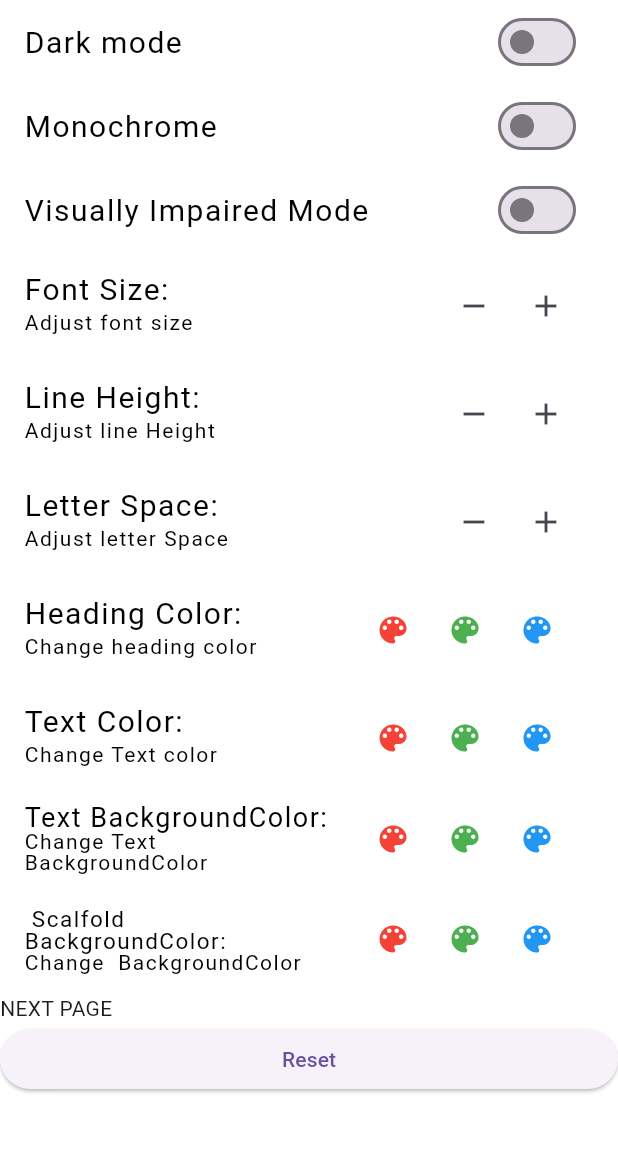
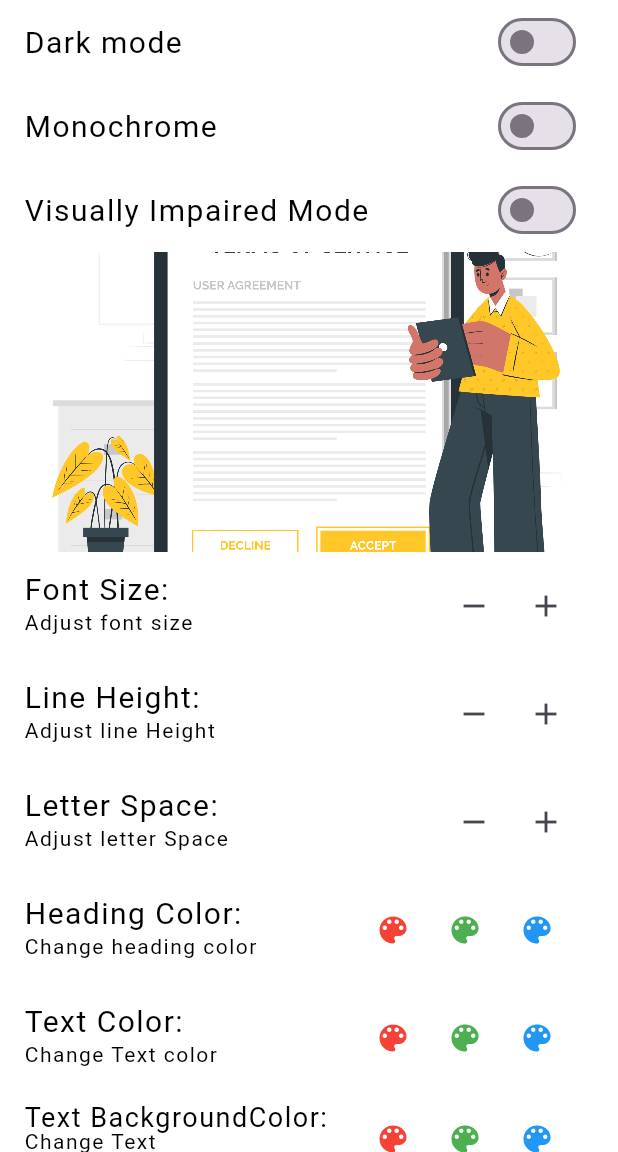
Before and after one commit to SSutharsangit/Accessibility, a Flutter app: the screen it shows after launch, on a phone screen of 412 x 824 dp, the part 84-1236 px from its top. Run offline on Flutter 3.47's test engine with Material 3 defaults, Android fonts, the phone set to English and light mode, and no system bars.

Commit message:
image added

```diff
--- a/lib/accessibility_features.dart
+++ b/lib/accessibility_features.dart
@@ -15,6 +15,7 @@ class AccessibilityFeatures extends ChangeNotifier {
   double _lineHeight = 1.0; // Default line height
   double _letterSpacing= 1.0;
   bool _monochrome=false;
+  Color _imageColor=Colors.white;
 
 
   // Constructor to initialize the theme
@@ -38,6 +39,7 @@ class AccessibilityFeatures extends ChangeNotifier {
   Color get scaldBgColor => _scaldBgColor;
   double get lineHeight => _lineHeight;
   double get letterSpacing => _letterSpacing;
+  Color get imageColor=>_imageColor;
 
   // Method to set the theme
   void setTheme(AppTheme theme) {
@@ -77,10 +79,12 @@ class AccessibilityFeatures extends ChangeNotifier {
     // Set colors to monochrome
     _textColor = Colors.grey;
     _headingColor = Colors.grey;
+    _imageColor= Colors.grey;
   } else {
     // Reset colors to normal
     _textColor = Colors.black;
     _headingColor = Colors.black;
+     _imageColor= Colors.white;
   }
   notifyListeners(); // Notify listeners to update UI
 }
--- a/lib/accessiblity_image.dart
+++ b/lib/accessiblity_image.dart
@@ -1,4 +1,7 @@
+
 import 'package:flutter/material.dart';
+import 'package:provider/provider.dart';
+import 'package:accessibility_features/accessibility_features.dart';
 
 class AccessibilityImage extends StatelessWidget {
   final ImageProvider image;
@@ -19,11 +22,12 @@ class AccessibilityImage extends StatelessWidget {
     this.color,
     this.colorBlendMode,
     this.filterQuality = FilterQuality.low,
-    super.key,
-  });
+    Key? key,
+  }) : super(key: key);
 
   @override
   Widget build(BuildContext context) {
+        final accessibilitySettings = context.watch<AccessibilityFeatures>();
     return Container(
       child: Image(
         image: image,
@@ -31,7 +35,7 @@ class AccessibilityImage extends StatelessWidget {
         height: height,
         fit: fit,
         alignment: alignment,
-        color: color,
+        color: accessibilitySettings.imageColor,
         colorBlendMode: colorBlendMode,
         filterQuality: filterQuality,
       ),
--- a/test_app/lib/main.dart
+++ b/test_app/lib/main.dart
@@ -1,5 +1,6 @@
 import 'package:accessibility_features/accessible_heading_text.dart';
 import 'package:accessibility_features/accessible_text.dart';
+import 'package:accessibility_features/accessiblity_image.dart';
 import 'package:flutter/material.dart';
 import 'package:provider/provider.dart';
 import 'package:accessibility_features/accessibility_features.dart';
@@ -89,6 +90,16 @@ class _MyHomePageState extends State<MyHomePage> {
               },
             ),
           ),
+          const AccessibilityImage(
+          image: AssetImage('assets/hello.png'), // Provide your image here
+          width: 200, // Optional: Set the width of the image
+          height: 200, // Optional: Set the height of the image
+          fit: BoxFit.cover, // Optional: Set the fit of the image
+          alignment: Alignment.center, // Optional: Set the alignment of the image
+           // Optional: Apply a color to the image
+          colorBlendMode: BlendMode.colorBurn, // Optional: Set the color blend mode
+          filterQuality: FilterQuality.high, // Optional: Set the filter quality
+        ),
 
           ListTile(
             title: const AccessibleHeadingText('Font Size: ',
@@ -147,7 +158,11 @@ class _MyHomePageState extends State<MyHomePage> {
             subtitle: const AccessibleText('Adjust letter Space',
                 style: TextStyle(
                   fontSize: 14.0,
-                )),
+                  color: Colors.red,
+
+                ),
+
+                ),
             trailing: Row(
               mainAxisSize: MainAxisSize.min,
               children: [
```
